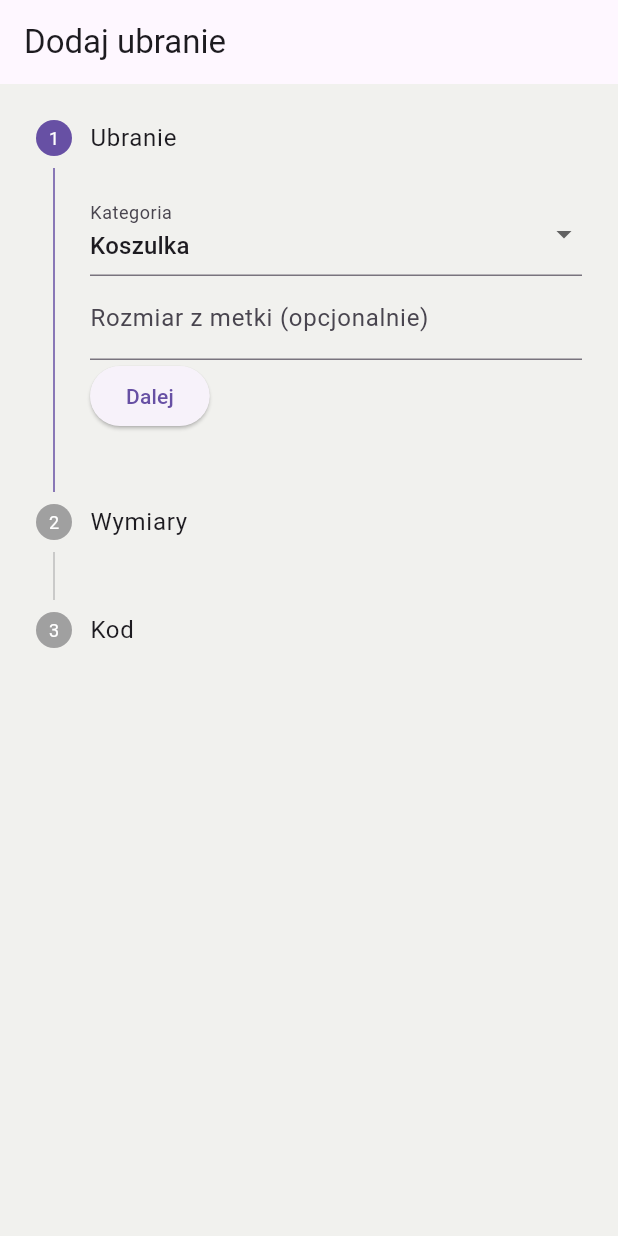
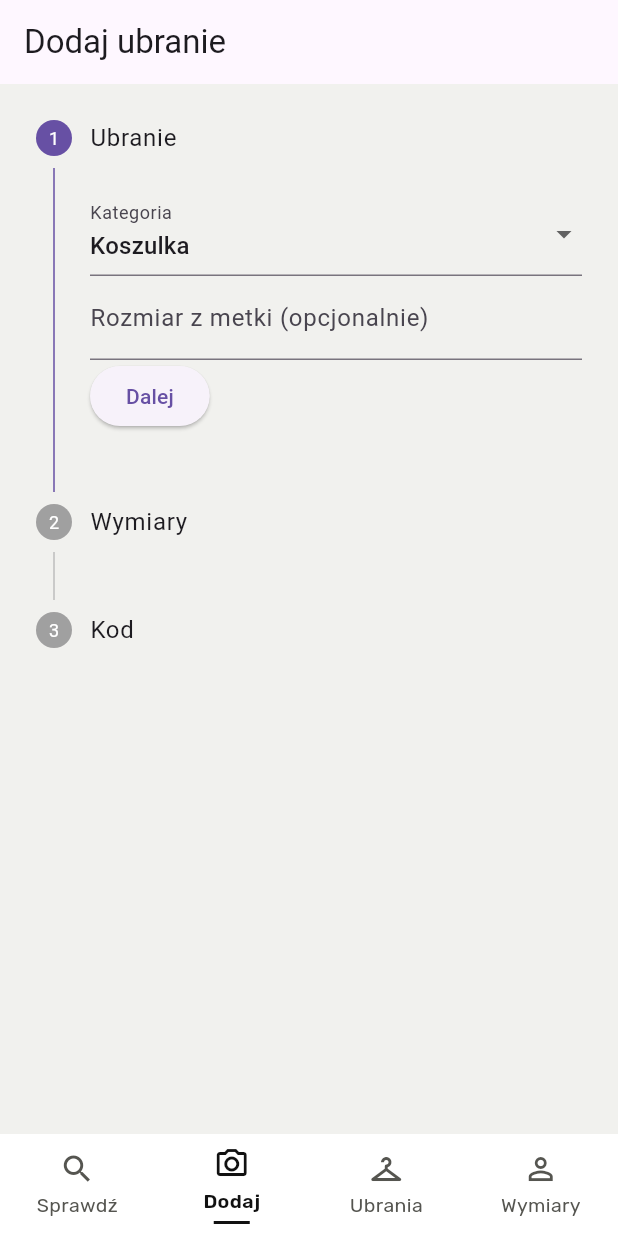
Before and after one commit to gomolec/FitCheck, a Flutter app: the AddGarmentScreen screen opened by its route, on a phone screen of 412 x 824 dp. Run offline on Flutter 3.47's test engine with Material 3 defaults, Android fonts, the phone set to English and light mode, and no system bars; our stand-ins replace dio, flutter_dotenv, flutter_riverpod, flutter_secure_storage, freezed_annotation, gap and 4 more; accounts and stored records are empty; generated files the repository leaves out were written again.

Commit message:
refactor: implement stateful shell navigation with bottom bar and feature tabs

```diff
--- a/frontend/lib/core/routing/app_routes.dart
+++ b/frontend/lib/core/routing/app_routes.dart
@@ -1,6 +1,8 @@
 /// Route paths.
 abstract final class AppRoutes {
-  static const home = '/';
+  static const check = '/';
   static const login = '/login';
   static const addGarment = '/add-garment';
+  static const wardrobe = '/wardrobe';
+  static const measurements = '/measurements';
 }
--- /dev/null
+++ b/frontend/lib/core/routing/main_shell.dart
@@ -0,0 +1,25 @@
+import 'package:go_router/go_router.dart';
+import 'package:material_ui/material_ui.dart';
+
+import '../widgets/bottom_nav_bar.dart';
+
+/// Root shell hosting the tabbed branches and the shared bottom navigation bar.
+class MainShell extends StatelessWidget {
+  const MainShell({super.key, required this.navigationShell});
+
+  final StatefulNavigationShell navigationShell;
+
+  @override
+  Widget build(BuildContext context) {
+    return Scaffold(
+      body: navigationShell,
+      bottomNavigationBar: FitCheckBottomNavBar(
+        currentIndex: navigationShell.currentIndex,
+        onTap: (index) => navigationShell.goBranch(
+          index,
+          initialLocation: index == navigationShell.currentIndex,
+        ),
+      ),
+    );
+  }
+}
--- /dev/null
+++ b/frontend/lib/core/widgets/bottom_nav_bar.dart
@@ -0,0 +1,97 @@
+import 'package:gap/gap.dart';
+import 'package:material_ui/material_ui.dart';
+
+import '../theme/theme_context_extension.dart';
+
+/// Descriptor for a single tab in [FitCheckBottomNavBar].
+class _NavTab {
+  const _NavTab({required this.icon, required this.label});
+
+  final IconData icon;
+  final String label;
+}
+
+const _tabs = [
+  _NavTab(icon: Icons.search, label: 'Sprawdź'),
+  _NavTab(icon: Icons.camera_alt_outlined, label: 'Dodaj'),
+  _NavTab(icon: Icons.checkroom_outlined, label: 'Ubrania'),
+  _NavTab(icon: Icons.person_outline, label: 'Wymiary'),
+];
+
+/// Reactive bottom navigation bar shared across the main shell tabs.
+class FitCheckBottomNavBar extends StatelessWidget {
+  const FitCheckBottomNavBar({
+    super.key,
+    required this.currentIndex,
+    required this.onTap,
+  });
+
+  final int currentIndex;
+  final ValueChanged<int> onTap;
+
+  @override
+  Widget build(BuildContext context) {
+    return Container(
+      color: context.colors.surface,
+      padding: const EdgeInsets.symmetric(vertical: 8),
+      child: SafeArea(
+        top: false,
+        child: Row(
+          children: [
+            for (var i = 0; i < _tabs.length; i++)
+              Expanded(
+                child: _NavItem(
+                  tab: _tabs[i],
+                  isActive: i == currentIndex,
+                  onTap: () => onTap(i),
+                ),
+              ),
+          ],
+        ),
+      ),
+    );
+  }
+}
+
+class _NavItem extends StatelessWidget {
+  const _NavItem({
+    required this.tab,
+    required this.isActive,
+    required this.onTap,
+  });
+
+  final _NavTab tab;
+  final bool isActive;
+  final VoidCallback onTap;
+
+  @override
+  Widget build(BuildContext context) {
+    final color = isActive ? context.colors.ink : context.colors.ink2;
+
+    return GestureDetector(
+      behavior: HitTestBehavior.opaque,
+      onTap: onTap,
+      child: Column(
+        mainAxisSize: MainAxisSize.min,
+        children: [
+          Icon(tab.icon, color: color),
+          const Gap(4),
+          Text(
+            tab.label,
+            style: context.typo.small.copyWith(
+              color: color,
+              fontWeight: isActive ? FontWeight.w600 : FontWeight.w400,
+            ),
+          ),
+          if (isActive)
+            Container(
+              margin: const EdgeInsets.only(top: 4),
+              height: 2,
+              width: 24,
+              color: context.colors.ink,
+            ),
+        ],
+      ),
+    );
+  }
+}
```
Also changed, not shown: frontend/lib/core/routing/app_router.dart (+43 -15 lines), frontend/lib/features/add_garment/presentation/add_garment_screen.dart (+9 -1 lines), frontend/lib/features/check/presentation/check_screen.dart (renamed from frontend/lib/demo_screen.dart, +6 -70 lines), frontend/lib/features/home/presentation/home_screen.dart (deleted, +0 -33 lines), frontend/lib/features/measurements/presentation/measurements_screen.dart (added, +31 -0 lines), frontend/lib/features/wardrobe/presentation/wardrobe_screen.dart (added, +14 -0 lines), 2 other files.
